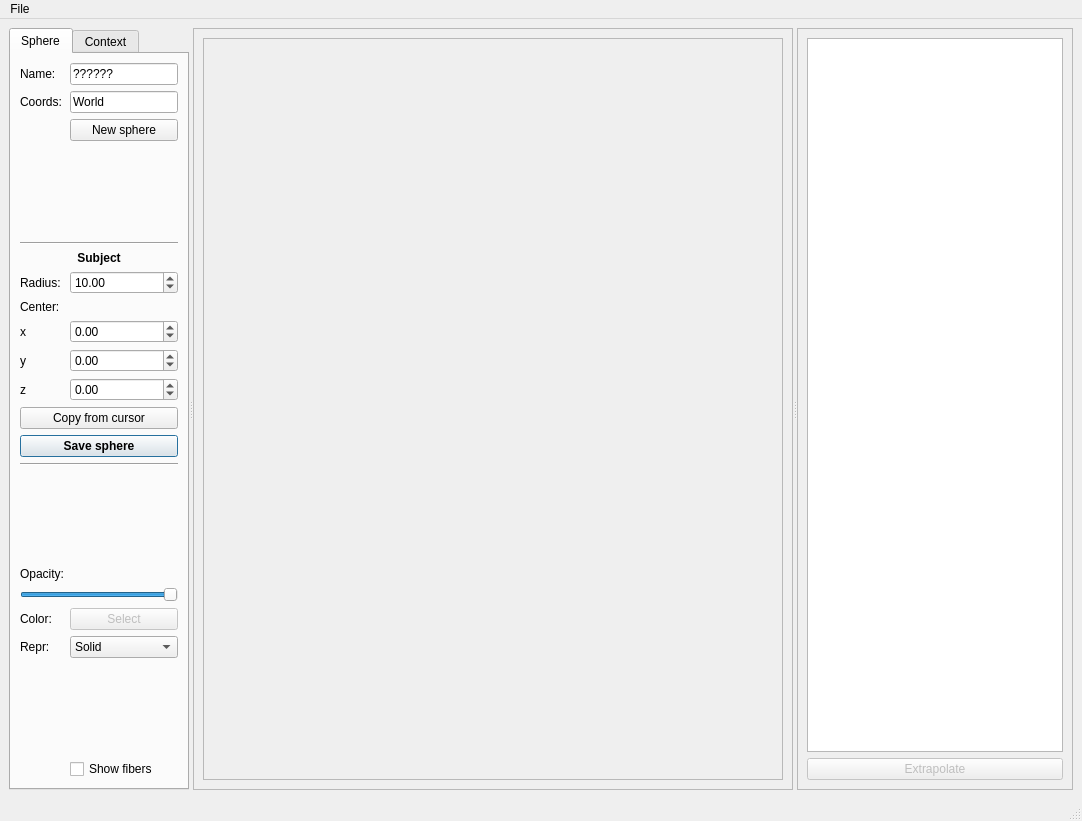
Above: braviz/interaction/qt_guis/roi_builder.ui from diego0020/braviz-app before the change. Below: the same form after it.
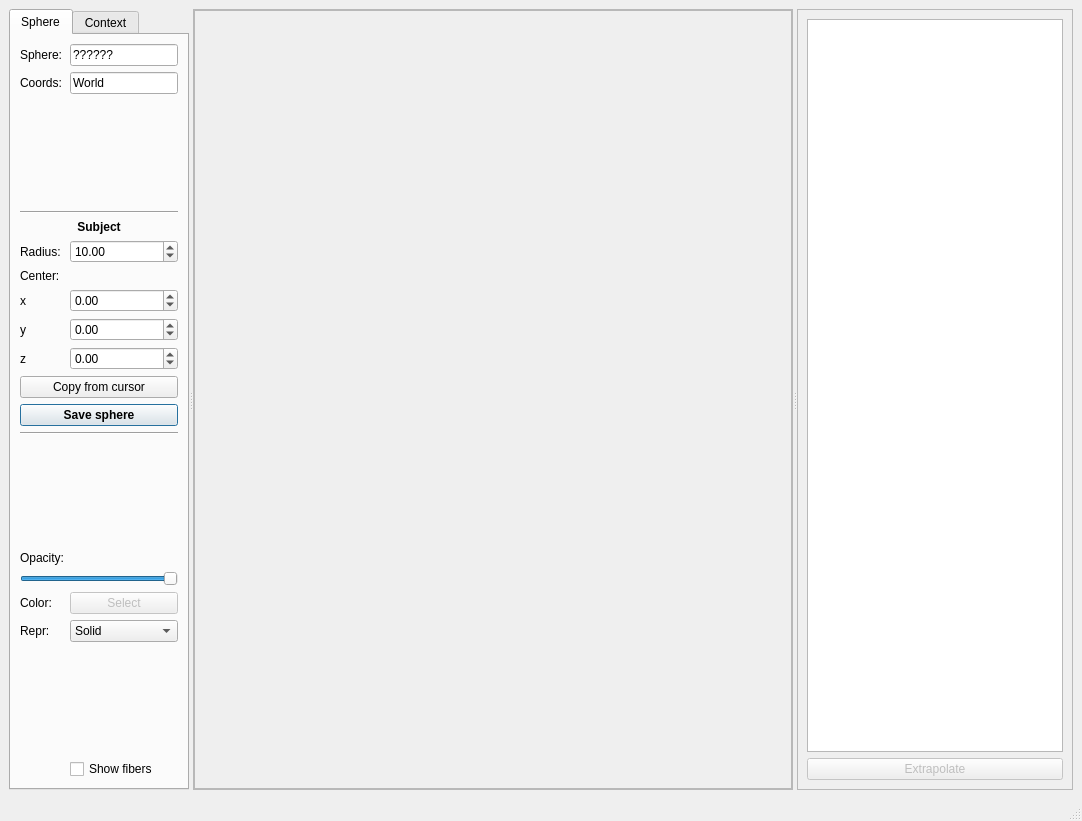
That is the form after the change.

Commit message: create dialog in roi_builder to create or load sphere

Patch:
```diff
--- a/braviz/interaction/qt_guis/roi_builder.ui
+++ b/braviz/interaction/qt_guis/roi_builder.ui
@@ -41,7 +41,7 @@
          <item row="0" column="0">
           <widget class="QLabel" name="label_8">
            <property name="text">
-            <string>Name:</string>
+            <string>Sphere:</string>
            </property>
            <property name="buddy">
             <cstring>lineEdit</cstring>
@@ -78,14 +78,7 @@
            </property>
           </widget>
          </item>
-         <item row="2" column="1">
-          <widget class="QPushButton" name="new_sphere_button">
-           <property name="text">
-            <string>New sphere</string>
-           </property>
-          </widget>
-         </item>
-         <item row="3" column="0">
+         <item row="2" column="0">
           <spacer name="verticalSpacer_2">
            <property name="orientation">
             <enum>Qt::Vertical</enum>
@@ -98,14 +91,14 @@
            </property>
           </spacer>
          </item>
-         <item row="4" column="0" colspan="2">
+         <item row="3" column="0" colspan="2">
           <widget class="Line" name="line_2">
            <property name="orientation">
             <enum>Qt::Horizontal</enum>
            </property>
           </widget>
          </item>
-         <item row="5" column="0" colspan="2">
+         <item row="4" column="0" colspan="2">
           <widget class="QLabel" name="subject_sphere_label">
            <property name="font">
             <font>
@@ -121,7 +114,7 @@
            </property>
           </widget>
          </item>
-         <item row="6" column="0">
+         <item row="5" column="0">
           <widget class="QLabel" name="label_7">
            <property name="text">
             <string>Radius:</string>
@@ -131,7 +124,7 @@
            </property>
           </widget>
          </item>
-         <item row="6" column="1">
+         <item row="5" column="1">
           <widget class="QDoubleSpinBox" name="sphere_radius">
            <property name="locale">
             <locale language="English" country="UnitedStates"/>
@@ -147,14 +140,14 @@
            </property>
           </widget>
          </item>
-         <item row="7" column="0">
+         <item row="6" column="0">
           <widget class="QLabel" name="label_3">
            <property name="text">
             <string>Center:</string>
            </property>
           </widget>
          </item>
-         <item row="8" column="0">
+         <item row="7" column="0">
           <widget class="QLabel" name="label_4">
            <property name="text">
             <string>x</string>
@@ -164,7 +157,7 @@
            </property>
           </widget>
          </item>
-         <item row="8" column="1">
+         <item row="7" column="1">
           <widget class="QDoubleSpinBox" name="sphere_x">
            <property name="locale">
             <locale language="English" country="UnitedStates"/>
@@ -177,7 +170,7 @@
            </property>
           </widget>
          </item>
-         <item row="9" column="0">
+         <item row="8" column="0">
           <widget class="QLabel" name="label_5">
            <property name="text">
             <string>y</string>
@@ -187,7 +180,7 @@
            </property>
           </widget>
          </item>
-         <item row="9" column="1">
+         <item row="8" column="1">
           <widget class="QDoubleSpinBox" name="sphere_y">
            <property name="locale">
             <locale language="English" country="UnitedStates"/>
@@ -200,7 +193,7 @@
            </property>
           </widget>
          </item>
-         <item row="10" column="0">
+         <item row="9" column="0">
           <widget class="QLabel" name="label_6">
            <property name="text">
             <string>z</string>
@@ -210,7 +203,7 @@
            </property>
           </widget>
          </item>
-         <item row="10" column="1">
+         <item row="9" column="1">
           <widget class="QDoubleSpinBox" name="sphere_z">
            <property name="locale">
             <locale language="English" country="UnitedStates"/>
@@ -223,14 +216,14 @@
            </property>
           </widget>
          </item>
-         <item row="11" column="0" colspan="2">
+         <item row="10" column="0" colspan="2">
           <widget class="QPushButton" name="copy_from_cursor_button">
            <property name="text">
             <string>Copy from cursor</string>
            </property>
           </widget>
          </item>
-         <item row="14" column="0" colspan="2">
+         <item row="13" column="0" colspan="2">
           <widget class="QPushButton" name="pushButton_5">
            <property name="font">
             <font>
@@ -249,14 +242,14 @@
            </property>
           </widget>
          </item>
-         <item row="16" column="0" colspan="2">
+         <item row="15" column="0" colspan="2">
           <widget class="Line" name="line">
            <property name="orientation">
             <enum>Qt::Horizontal</enum>
            </property>
           </widget>
          </item>
-         <item row="18" column="0">
+         <item row="17" column="0">
           <spacer name="verticalSpacer_4">
            <property name="orientation">
             <enum>Qt::Vertical</enum>
@@ -269,7 +262,7 @@
            </property>
           </spacer>
          </item>
-         <item row="19" column="0">
+         <item row="18" column="0">
           <widget class="QLabel" name="label_10">
            <property name="text">
             <string>Opacity:</string>
@@ -279,7 +272,7 @@
            </property>
           </widget>
          </item>
-         <item row="20" column="0" colspan="2">
+         <item row="19" column="0" colspan="2">
           <widget class="QSlider" name="sphere_opac">
            <property name="maximum">
             <number>100</number>
@@ -292,7 +285,7 @@
            </property>
           </widget>
          </item>
-         <item row="21" column="0">
+         <item row="20" column="0">
           <widget class="QLabel" name="label_11">
            <property name="text">
             <string>Color:</string>
@@ -302,7 +295,7 @@
            </property>
           </widget>
          </item>
-         <item row="21" column="1">
+         <item row="20" column="1">
           <widget class="QPushButton" name="pushButton_3">
            <property name="enabled">
             <bool>false</bool>
@@ -312,7 +305,7 @@
            </property>
           </widget>
          </item>
-         <item row="22" column="0">
+         <item row="21" column="0">
           <widget class="QLabel" name="label_12">
            <property name="text">
             <string>Repr:</string>
@@ -322,7 +315,7 @@
            </property>
           </widget>
          </item>
-         <item row="22" column="1">
+         <item row="21" column="1">
           <widget class="QComboBox" name="sphere_rep">
            <item>
             <property name="text">
@@ -336,26 +329,26 @@
            </item>
           </widget>
          </item>
-         <item row="24" column="1">
+         <item row="22" column="1">
+          <spacer name="verticalSpacer">
+           <property name="orientation">
+            <enum>Qt::Vertical</enum>
+           </property>
+           <property name="sizeHint" stdset="0">
+            <size>
+             <width>20</width>
+             <height>40</height>
+            </size>
+           </property>
+          </spacer>
+         </item>
+         <item row="23" column="1">
           <widget class="QCheckBox" name="show_fibers_check">
            <property name="text">
             <string>Show fibers</string>
            </property>
           </widget>
          </item>
-         <item row="23" column="1">
-          <spacer name="verticalSpacer">
-           <property name="orientation">
-            <enum>Qt::Vertical</enum>
-           </property>
-           <property name="sizeHint" stdset="0">
-            <size>
-             <width>20</width>
-             <height>40</height>
-            </size>
-           </property>
-          </spacer>
-         </item>
         </layout>
        </widget>
        <widget class="QWidget" name="tab_2">
@@ -511,6 +504,18 @@
         <enum>QFrame::Raised</enum>
        </property>
        <layout class="QVBoxLayout" name="verticalLayout_2">
+        <property name="leftMargin">
+         <number>0</number>
+        </property>
+        <property name="topMargin">
+         <number>0</number>
+        </property>
+        <property name="rightMargin">
+         <number>0</number>
+        </property>
+        <property name="bottomMargin">
+         <number>0</number>
+        </property>
         <item>
          <widget class="QFrame" name="vtk_frame">
           <property name="sizePolicy">
@@ -578,14 +583,6 @@
      <height>26</height>
     </rect>
    </property>
-   <widget class="QMenu" name="menuFile">
-    <property name="title">
-     <string>File</string>
-    </property>
-    <addaction name="actionSave_scenario"/>
-    <addaction name="actionLoad_scenario"/>
-   </widget>
-   <addaction name="menuFile"/>
   </widget>
   <widget class="QStatusBar" name="statusbar"/>
   <action name="actionSave_scenario">
```
The commit also changes 1 other file.
